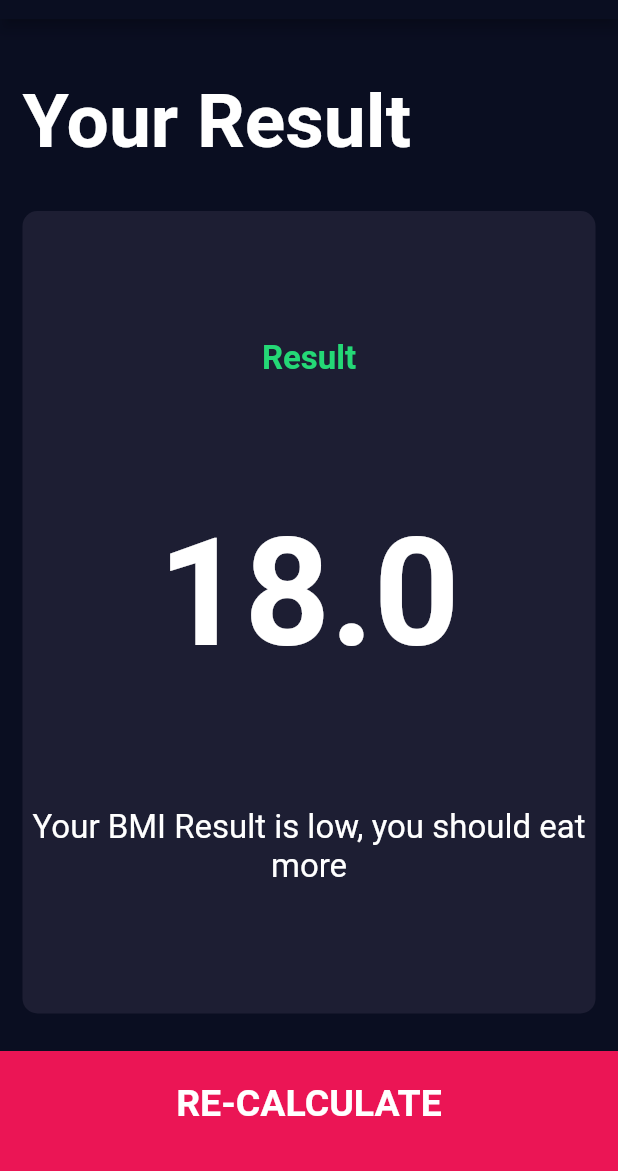
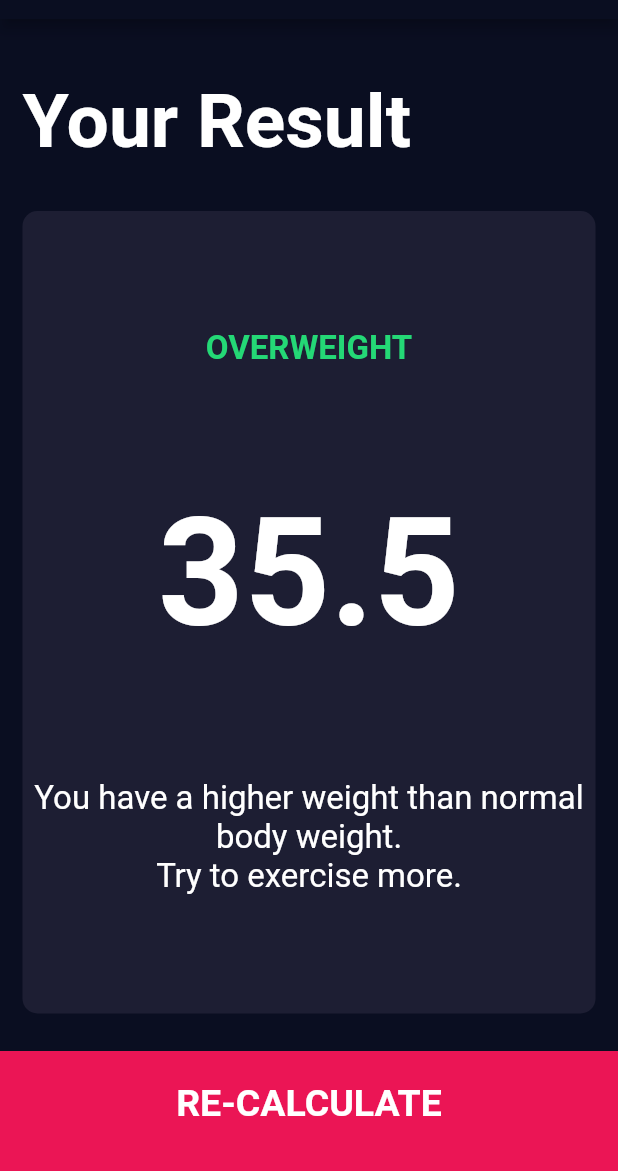
Before and after one commit to manvendrasingh09/Codes, a Flutter app: the screen it shows after launch, after a tap on "CALCULATE", on a phone screen of 412 x 824 dp, the part 65-1236 px from its top. Run offline on Flutter 3.47's test engine with Material 2 defaults, Android fonts, the light colour scheme and no system bars; our stand-ins replace audioplayers, font_awesome_flutter, rflutter_alert.

Commit message:
using Android Studio

```diff
--- a/AppDev/bmi_calculator/lib/screens/input_page.dart
+++ b/AppDev/bmi_calculator/lib/screens/input_page.dart
@@ -6,6 +6,7 @@ import '../Components/icon_content.dart';
 import '../Components/reusable_card.dart';
 import '../Components/constants.dart';
 import 'results_page.dart';
+import 'package:bmi_calculator/bmi_brain.dart';
 
 enum Gender { none, male, female }
 
@@ -213,10 +214,15 @@ class _InputPageState extends State<InputPage> {
           BottomButton(
             bText: 'CALCULATE',
             onTap: () {
+              BMIBrain calc = BMIBrain(height: height, weight: weight);
               Navigator.push(
                 context,
                 MaterialPageRoute(
-                  builder: (context) => const ResultsPage(),
+                  builder: (context) => ResultsPage(
+                    bmiResult: calc.calBMI(),
+                    resultText: calc.getResult(),
+                    interpretation: calc.getInterpretation(),
+                  ),
                 ),
               );
             },
--- a/AppDev/bmi_calculator/lib/screens/results_page.dart
+++ b/AppDev/bmi_calculator/lib/screens/results_page.dart
@@ -4,7 +4,15 @@ import '../Components/reusable_card.dart';
 import '../Components/bottom_button.dart';
 
 class ResultsPage extends StatelessWidget {
-  const ResultsPage({super.key});
+  const ResultsPage(
+      {required this.bmiResult,
+      required this.resultText,
+      required this.interpretation,
+      super.key});
+
+  final String bmiResult;
+  final String resultText;
+  final String interpretation;
 
   @override
   Widget build(BuildContext context) {
@@ -26,7 +34,7 @@ class ResultsPage extends StatelessWidget {
               ),
             ),
           ),
-          const Expanded(
+          Expanded(
             flex: 5,
             child: ReusableCard(
               colour: kActiveCardColour,
@@ -35,15 +43,15 @@ class ResultsPage extends StatelessWidget {
                 crossAxisAlignment: CrossAxisAlignment.center,
                 children: [
                   Text(
-                    'Result',
+                    resultText.toUpperCase(),
                     style: kResultText,
                   ),
                   Text(
-                    '18.0',
+                    bmiResult,
                     style: kBMI,
                   ),
                   Text(
-                    'Your BMI Result is low, you should eat more',
+                    interpretation,
                     textAlign: TextAlign.center,
                     style: kBMIBody,
                   )
```
